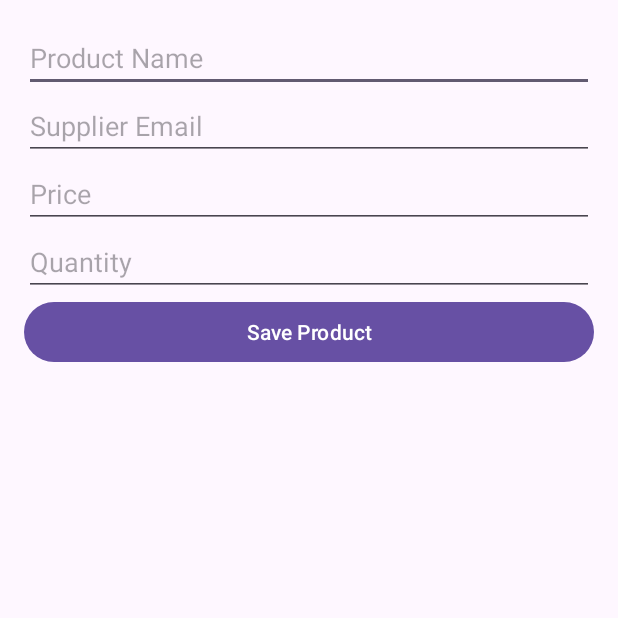
After one commit to rakibmridha2050/Android-1, an Android app: the ProductAddActivity screen opened directly, with no data from a screen before it, on a phone screen of 412 x 824 dp, the top half of it. The commit adds this screen. Run offline under Robolectric (Android 15) with nearby library versions, the phone set to English and light mode, and no system bars.

Commit message:
product add form added

```diff
--- /dev/null
+++ b/app/src/main/java/com/rakib/myapplication/dbUtil/sqlDatabase.java
@@ -0,0 +1,47 @@
+package com.rakib.myapplication.dbUtil;
+
+import android.content.Context;
+import android.database.sqlite.SQLiteDatabase;
+import android.database.sqlite.SQLiteOpenHelper;
+
+import androidx.annotation.Nullable;
+
+public class sqlDatabase extends SQLiteOpenHelper {
+
+    final static String NAME = "INVENTORY";
+
+   public final static String TBL_NAME = "PRODUCT";
+    public final static String  COL_NAME= "NAME";
+    public final static String  COL_EMAIL= "EMAIL";
+    public final static String  COL_PRICE= "PRICE";
+    public final static String  COL_QUANTITY= "QUANTITY";
+
+
+
+
+
+
+    public sqlDatabase(@Nullable Context context) {
+        super(context, NAME, null, 1);
+    }
+
+    @Override
+    public void onCreate(SQLiteDatabase db) {
+
+        String query = "CREATE TABLE " + TBL_NAME
+                + "(ID INTEGER PRIMARY KEY AUTOINCREMENT," + COL_NAME + "TEXT," + COL_EMAIL
+                + "TEXT," + COL_PRICE + "REAL" + COL_QUANTITY + "INTEGER)";
+
+        db.execSQL(query);
+
+    }
+
+    @Override
+    public void onUpgrade(SQLiteDatabase db, int oldVersion, int newVersion) {
+
+
+//        if (oldVersion < 2){
+//
+//        }
+    }
+}
--- /dev/null
+++ b/app/src/main/java/com/rakib/myapplication/ui/ProductAddActivity.java
@@ -0,0 +1,113 @@
+package com.rakib.myapplication.ui;
+
+import android.annotation.SuppressLint;
+import android.app.AlertDialog;
+import android.content.Intent;
+import android.os.Bundle;
+import android.widget.Button;
+import android.widget.EditText;
+import android.widget.Toast;
+
+import androidx.activity.EdgeToEdge;
+import androidx.appcompat.app.AppCompatActivity;
+
+
+import com.rakib.myapplication.R;
+import com.rakib.myapplication.dbUtil.ProductUtil;
+import com.rakib.myapplication.entity.Product;
+
+public class ProductAddActivity extends AppCompatActivity {
+
+    private EditText edtName,edtEmail, edtPrice,edtQuantity;
+    private Button btnSave;
+
+    private ProductUtil productUtil;
+
+    private Product product;
+
+
+
+    @SuppressLint("MissingInflatedId")
+    @Override
+    protected void onCreate(Bundle savedInstanceState) {
+        super.onCreate(savedInstanceState);
+        EdgeToEdge.enable(this);
+        setContentView(R.layout.activity_product_add);
+
+        edtName = findViewById(R.id.edtName);
+        edtEmail = findViewById(R.id.edtEmail);
+        edtPrice = findViewById(R.id.edtPrice);
+        edtQuantity = findViewById(R.id.edtQuantity);
+        btnSave = findViewById(R.id.btnSave);
+
+        productUtil = new ProductUtil(this);
+
+        // ✅ Button click listener
+        btnSave.setOnClickListener(v -> {
+
+            // Get user input
+            String name = edtName.getText().toString().trim();
+            String email = edtEmail.getText().toString().trim();
+            String price = edtPrice.getText().toString().trim();
+            String quantity = edtQuantity.getText().toString().trim();
+
+            // Simple validation
+            if (name.isEmpty() || email.isEmpty() || price.isEmpty() || quantity.isEmpty()) {
+                Toast.makeText(ProductAddActivity.this, "Please fill all fields!", Toast.LENGTH_SHORT).show();
+                return;
+            }
+
+            // Create message for dialog
+            String message = "📦 Product Details:\n\n"
+                    + "Name: " + name + "\n"
+                    + "Email: " + email + "\n"
+                    + "Price: " + price + "\n"
+                    + "Quantity: " + quantity;
+
+            // Show popup dialog
+            new AlertDialog.Builder(ProductAddActivity.this)
+                    .setTitle("Confirm Product Details")
+                    .setMessage(message)
+                    .setIcon(android.R.drawable.ic_dialog_info)
+                    .setPositiveButton("Save", (dialog, which) -> {
+                        Toast.makeText(ProductAddActivity.this, "Product Saved!", Toast.LENGTH_SHORT).show();
+                    })
+                    .setNegativeButton("Cancel", (dialog, which) -> dialog.dismiss())
+                    .show();
+        });
+
+        btnSave.setOnClickListener(v -> {
+            saveProduct();
+        });
+    }
+
+    private void saveProduct(){
+        String name = edtName.getText().toString().trim();
+        String email = edtEmail.getText().toString().trim();
+        String priceStr = edtPrice.getText().toString().trim();
+        String qtyStr = edtQuantity.getText().toString().trim();
+
+        if (name.isEmpty() || email.isEmpty() || priceStr.isEmpty() || qtyStr.isEmpty()) {
+            Toast.makeText(this, "Please fill all fields", Toast.LENGTH_SHORT).show();
+            return;
+        }
+
+        double price = Double.parseDouble(priceStr);
+        int qty = Integer.parseInt(qtyStr);
+
+        if (product == null) {
+            product = new Product(0,qty,price,email,name);
+
+            long id = productUtil.insert(product);
+
+            if (id>0) {
+                Toast.makeText(this, "Product Added", Toast.LENGTH_SHORT).show();
+                Intent intent = new Intent(ProductAddActivity.this, ProductListActivity.class);
+                startActivity(intent);
+            } else {
+                Toast.makeText(this, "Product Insertion Failed", Toast.LENGTH_SHORT).show();
+            }
+        }
+
+    }
+}
--- /dev/null
+++ b/app/src/main/res/layout/activity_product_add.xml
@@ -0,0 +1,47 @@
+
+
+
+<ScrollView xmlns:android="http://schemas.android.com/apk/res/android"
+    android:layout_width="match_parent"
+    android:layout_height="match_parent"
+    android:padding="16dp">
+
+    <LinearLayout
+        android:orientation="vertical"
+        android:layout_width="match_parent"
+        android:layout_height="wrap_content">
+
+        <EditText
+            android:id="@+id/edtName"
+            android:hint="Product Name"
+            android:layout_width="match_parent"
+            android:layout_height="wrap_content" />
+
+        <EditText
+            android:id="@+id/edtEmail"
+            android:hint="Supplier Email"
+            android:layout_width="match_parent"
+            android:layout_height="wrap_content" />
+
+        <EditText
+            android:id="@+id/edtPrice"
+            android:hint="Price"
+            android:inputType="numberDecimal"
+            android:layout_width="match_parent"
+            android:layout_height="wrap_content" />
+
+        <EditText
+            android:id="@+id/edtQuantity"
+            android:hint="Quantity"
+            android:inputType="number"
+            android:layout_width="match_parent"
+            android:layout_height="wrap_content" />
+
+        <Button
+            android:id="@+id/btnSave"
+            android:text="Save Product"
+            android:layout_width="match_parent"
+            android:layout_height="wrap_content" />
+
+    </LinearLayout>
+</ScrollView>
```
Also changed, not shown: app/src/main/AndroidManifest.xml (+7 -0 lines), app/src/main/java/com/rakib/myapplication/MainActivity.java (+11 -3 lines), app/src/main/java/com/rakib/myapplication/dbUtil/ProductUtil.java (added, +81 -0 lines), app/src/main/java/com/rakib/myapplication/entity/Product.java (added, +72 -0 lines), app/src/main/java/com/rakib/myapplication/ui/ProductListActivity.java (added, +26 -0 lines), app/src/main/res/layout/activity_main.xml (+12 -0 lines), app/src/main/res/layout/activity_product_list.xml (added, +10 -0 lines).
